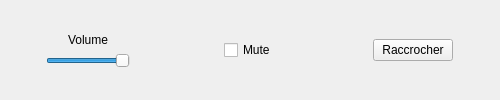
Qt form client/form/CallWindow.ui (Kalashnico/CPP_babel_2018) before a commit.
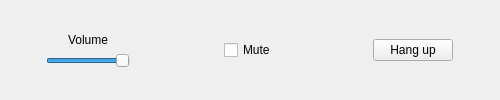
The same form after that commit.

Commit message: Translated "Raccrocher" because the rest of the client is in english

The edit to the form file:
```diff
--- a/client/form/CallWindow.ui
+++ b/client/form/CallWindow.ui
@@ -60,7 +60,7 @@
        <item row="0" column="3" alignment="Qt::AlignHCenter">
         <widget class="QPushButton" name="HangUpButton">
          <property name="text">
-          <string>Raccrocher</string>
+          <string>Hang up</string>
          </property>
         </widget>
        </item>
```
